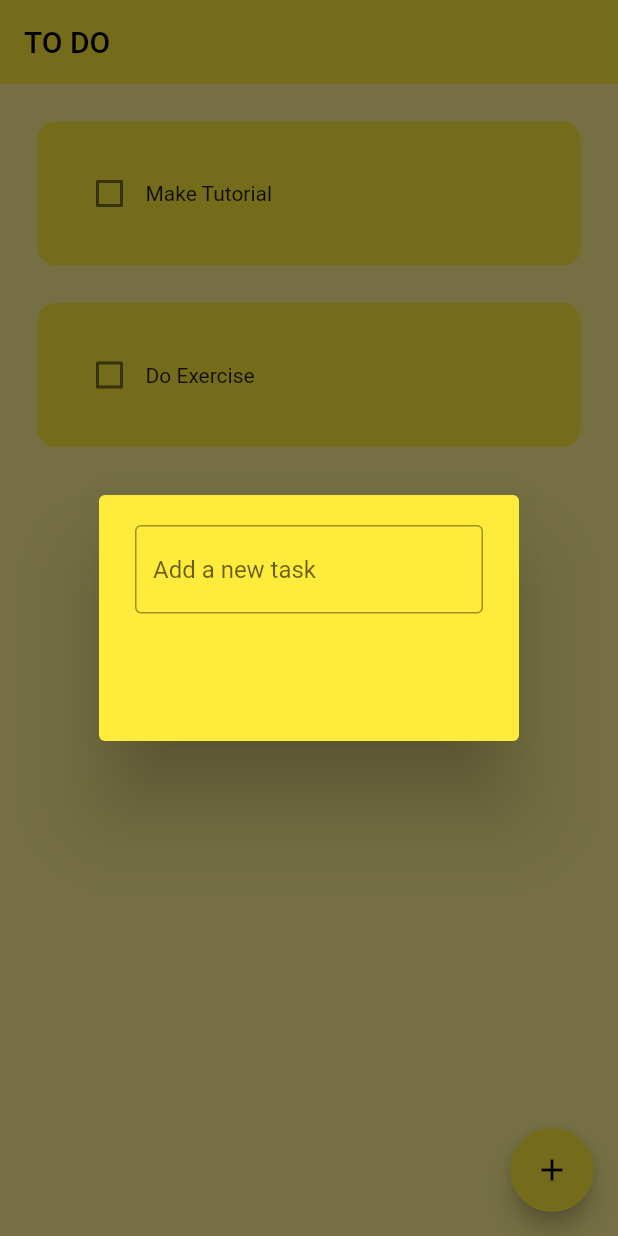
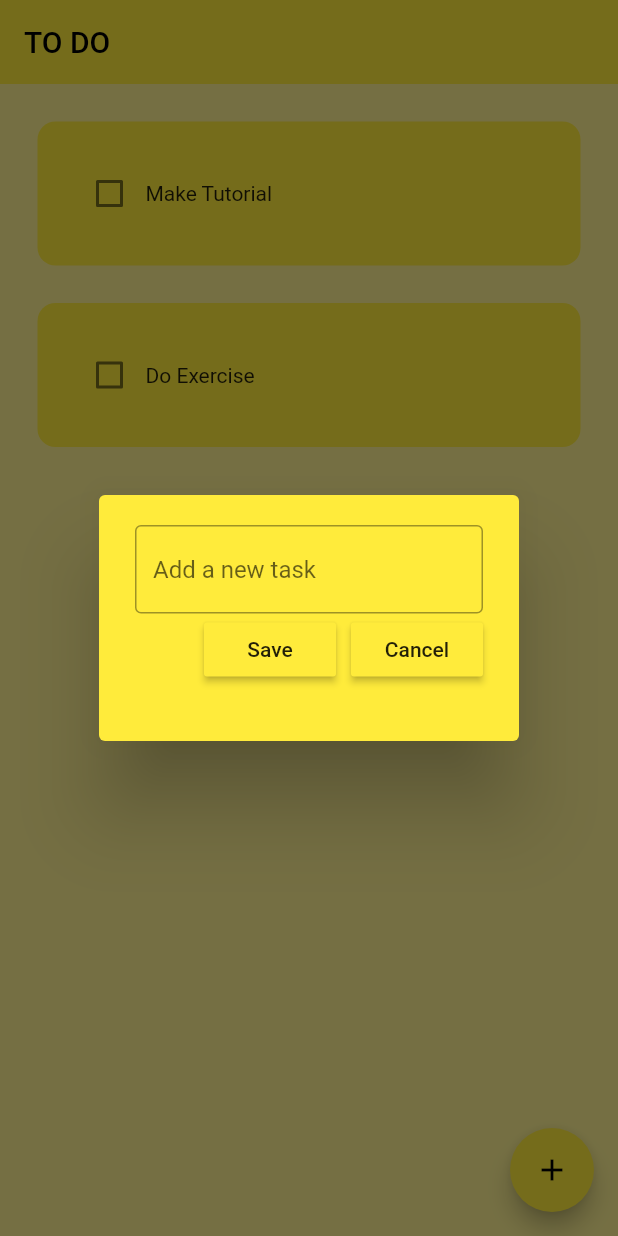
Before and after one commit to Izkumberdu/villarojo_todo, a Flutter app: the screen it shows after launch, after a tap on the "add" icon, on a phone screen of 412 x 824 dp. Run offline on Flutter 3.47's test engine with Material 2 defaults, Android fonts, the phone set to English and light mode, and no system bars.

Commit message:
organized the files, and added more funcitonalities

```diff
--- /dev/null
+++ b/lib/Functions/dialog_box.dart
@@ -0,0 +1,43 @@
+import 'package:flutter/material.dart';
+import 'package:villarojo_todo/Functions/my_button.dart';
+
+class DialogBox extends StatelessWidget {
+  final controller;
+  final VoidCallback onSave;
+  final VoidCallback onCancel;
+  DialogBox({
+    Key? key, // Move super.key inside the curly braces
+    required this.controller,
+    required this.onCancel,
+    required this.onSave,
+  }) : super(key: key);
+
+  @override
+  Widget build(BuildContext context) {
+    return AlertDialog(
+      backgroundColor: Colors.yellow,
+      content: Container(
+        height: 120,
+        child: Column(
+          children: [
+            TextField(
+              controller: controller,
+              decoration: InputDecoration(
+                  border: OutlineInputBorder(), hintText: "Add a new task"),
+            ),
+            Row(
+              mainAxisAlignment: MainAxisAlignment.end,
+              children: [
+                MyButton(onPressed: onSave, text: "Save"),
+                SizedBox(
+                  width: 10,
+                ),
+                MyButton(onPressed: onCancel, text: "Cancel")
+              ],
+            )
+          ],
+        ),
+      ),
+    );
+  }
+}
--- /dev/null
+++ b/lib/Functions/my_button.dart
@@ -0,0 +1,16 @@
+import 'package:flutter/material.dart';
+
+class MyButton extends StatelessWidget {
+  final String text;
+  VoidCallback onPressed;
+  MyButton({super.key, required this.onPressed, required this.text});
+
+  @override
+  Widget build(BuildContext context) {
+    return MaterialButton(
+      onPressed: onPressed,
+      color: Theme.of(context).primaryColor,
+      child: Text(text),
+    );
+  }
+}
--- a/lib/HomePage.dart
+++ b/lib/Pages/HomePage.dart
@@ -1,6 +1,6 @@
 import 'package:flutter/material.dart';
-import 'package:villarojo_todo/dialog_box.dart';
-import 'package:villarojo_todo/todo_tile.dart';
+import 'package:villarojo_todo/Functions/dialog_box.dart';
+import 'package:villarojo_todo/Functions/todo_tile.dart';
 
 class HomePage extends StatefulWidget {
   const HomePage({Key? key}) : super(key: key);
@@ -10,6 +10,8 @@ class HomePage extends StatefulWidget {
 }
 
 class _HomePageState extends State<HomePage> {
+  final controller = TextEditingController();
+
   List toDoList = [
     ["Make Tutorial", false],
     ["Do Exercise", false]
@@ -21,11 +23,23 @@ class _HomePageState extends State<HomePage> {
     });
   }
 
+  void saveNewTask() {
+    setState(() {
+      toDoList.add([controller.text, false]);
+      controller.clear();
+    });
+    Navigator.of(context).pop();
+  }
+
   void createNewTask() {
     showDialog(
         context: context,
         builder: (context) {
-          return DialogBox();
+          return DialogBox(
+            controller: controller,
+            onSave: saveNewTask,
+            onCancel: () => Navigator.of(context).pop(),
+          );
         });
   }
 
--- a/lib/dialog_box.dart
+++ /dev/null
@@ -1,26 +0,0 @@
-import 'package:flutter/material.dart';
-
-class DialogBox extends StatelessWidget {
-  const DialogBox({super.key});
-
-  @override
-  Widget build(BuildContext context) {
-    return AlertDialog(
-      backgroundColor: Colors.yellow,
-      content: Container(
-        height: 120,
-        child: Column(
-          children: [
-            TextField(
-              decoration: InputDecoration(
-                  border: OutlineInputBorder(), hintText: "Add a new task"),
-            ),
-            Row(
-              children: [],
-            )
-          ],
-        ),
-      ),
-    );
-  }
-}
--- a/lib/main.dart
+++ b/lib/main.dart
@@ -1,5 +1,5 @@
 import 'package:flutter/material.dart';
-import 'package:villarojo_todo/HomePage.dart';
+import 'package:villarojo_todo/Pages/HomePage.dart';
 
 void main() {
   runApp(const MyApp());
--- a/lib/my_button.dart
+++ b/lib/my_button.dart
@@ -1,16 +1 @@
-import 'package:flutter/material.dart';
-
-class MyButton extends StatelessWidget {
-  final String text;
-  VoidCallback onPressed;
-  MyButton({super.key, required this.onPressed, required this.text});
-
-  @override
-  Widget build(BuildContext context) {
-    return MaterialButton(
-      onPressed: onPressed,
-      color: Theme.of(context).primaryColor,
-      child: Text(text),
-    );
-  }
-}
+// TODO Implement this library.
```
Also changed, not shown: lib/Functions/todo_tile.dart (renamed from lib/todo_tile.dart).
